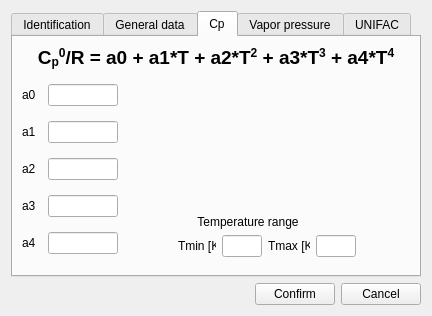
This is designer/db_substanceProperties_ui.ui in marcusbfs/Sindri as Qt 5 draws it before an edit. The edited form follows.
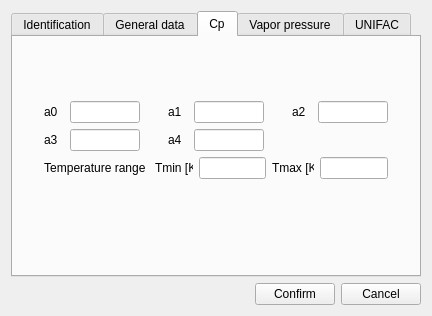
This is the edited form. The open tabs and pages were chosen to show the change.

Diff of the .ui file:
```diff
--- a/designer/db_substanceProperties_ui.ui
+++ b/designer/db_substanceProperties_ui.ui
@@ -521,27 +521,8 @@
         <attribute name="title">
          <string>Cp</string>
         </attribute>
-        <layout class="QVBoxLayout" name="verticalLayout_12">
-         <item>
-          <layout class="QVBoxLayout" name="verticalLayout_11">
-           <item>
-            <widget class="QLabel" name="label_26">
-             <property name="text">
-              <string>&lt;html&gt;&lt;head/&gt;&lt;body&gt;&lt;p align=&quot;center&quot;&gt;&lt;span style=&quot; font-size:14pt; font-weight:600;&quot;&gt;C&lt;/span&gt;&lt;span style=&quot; font-size:14pt; font-weight:600; vertical-align:sub;&quot;&gt;p&lt;/span&gt;&lt;span style=&quot; font-size:14pt; font-weight:600; vertical-align:super;&quot;&gt;0&lt;/span&gt;&lt;span style=&quot; font-size:14pt; font-weight:600;&quot;&gt;/R = a0 + a1*T + a2*T&lt;/span&gt;&lt;span style=&quot; font-size:14pt; font-weight:600; vertical-align:super;&quot;&gt;2&lt;/span&gt;&lt;span style=&quot; font-size:14pt; font-weight:600;&quot;&gt; + a3*T&lt;/span&gt;&lt;span style=&quot; font-size:14pt; font-weight:600; vertical-align:super;&quot;&gt;3&lt;/span&gt;&lt;span style=&quot; font-size:14pt; font-weight:600;&quot;&gt; + a4*T&lt;/span&gt;&lt;span style=&quot; font-size:14pt; font-weight:600; vertical-align:super;&quot;&gt;4&lt;/span&gt;&lt;/p&gt;&lt;/body&gt;&lt;/html&gt;</string>
-             </property>
-             <property name="textFormat">
-              <enum>Qt::RichText</enum>
-             </property>
-             <property name="wordWrap">
-              <bool>true</bool>
-             </property>
-            </widget>
-           </item>
-           <item>
-            <layout class="QHBoxLayout" name="horizontalLayout_24">
-             <item>
-              <layout class="QVBoxLayout" name="verticalLayout_8">
-               <item>
+        <layout class="QGridLayout" name="gridLayout_4">
+         <item row="2" column="0">
                 <layout class="QHBoxLayout" name="horizontalLayout_16">
                  <item>
                   <widget class="QLabel" name="label_25">
@@ -568,34 +549,20 @@
                  </item>
                 </layout>
                </item>
-               <item>
-                <layout class="QHBoxLayout" name="horizontalLayout_20">
-                 <item>
-                  <widget class="QLabel" name="label_30">
-                   <property name="maximumSize">
+         <item row="5" column="2">
+          <spacer name="verticalSpacer_2">
+           <property name="orientation">
+            <enum>Qt::Vertical</enum>
+           </property>
+           <property name="sizeHint" stdset="0">
                     <size>
                      <width>20</width>
-                     <height>16777215</height>
-                    </size>
-                   </property>
-                   <property name="text">
-                    <string>a1</string>
-                   </property>
-                  </widget>
-                 </item>
-                 <item>
-                  <widget class="QLineEdit" name="le_a1">
-                   <property name="maximumSize">
-                    <size>
-                     <width>70</width>
-                     <height>16777215</height>
-                    </size>
-                   </property>
-                  </widget>
-                 </item>
-                </layout>
-               </item>
-               <item>
+             <height>92</height>
+            </size>
+           </property>
+          </spacer>
+         </item>
+         <item row="2" column="2">
                 <layout class="QHBoxLayout" name="horizontalLayout_19">
                  <item>
                   <widget class="QLabel" name="label_29">
@@ -622,34 +589,7 @@
                  </item>
                 </layout>
                </item>
-               <item>
-                <layout class="QHBoxLayout" name="horizontalLayout_18">
-                 <item>
-                  <widget class="QLabel" name="label_28">
-                   <property name="maximumSize">
-                    <size>
-                     <width>20</width>
-                     <height>16777215</height>
-                    </size>
-                   </property>
-                   <property name="text">
-                    <string>a3</string>
-                   </property>
-                  </widget>
-                 </item>
-                 <item>
-                  <widget class="QLineEdit" name="le_a3">
-                   <property name="maximumSize">
-                    <size>
-                     <width>70</width>
-                     <height>16777215</height>
-                    </size>
-                   </property>
-                  </widget>
-                 </item>
-                </layout>
-               </item>
-               <item>
+         <item row="3" column="1">
                 <layout class="QHBoxLayout" name="horizontalLayout_17">
                  <item>
                   <widget class="QLabel" name="label_27">
@@ -676,38 +616,42 @@
                  </item>
                 </layout>
                </item>
-              </layout>
-             </item>
+         <item row="0" column="0" colspan="3">
+          <widget class="QLabel" name="label_cp_equation">
+           <property name="text">
+            <string/>
+           </property>
+          </widget>
+         </item>
+         <item row="2" column="1">
+          <layout class="QHBoxLayout" name="horizontalLayout_20">
              <item>
-              <widget class="QWidget" name="widget" native="true">
-               <property name="minimumSize">
-                <size>
-                 <width>50</width>
-                 <height>0</height>
-                </size>
-               </property>
+            <widget class="QLabel" name="label_30">
                <property name="maximumSize">
-                <size>
-                 <width>1000</width>
-                 <height>300</height>
-                </size>
-               </property>
-               <layout class="QHBoxLayout" name="horizontalLayout_25">
-                <item>
-                 <layout class="QVBoxLayout" name="verticalLayout_9">
-                  <item>
-                   <spacer name="verticalSpacer_2">
-                    <property name="orientation">
-                     <enum>Qt::Vertical</enum>
-                    </property>
-                    <property name="sizeHint" stdset="0">
                      <size>
                       <width>20</width>
-                      <height>40</height>
-                     </size>
-                    </property>
-                   </spacer>
-                  </item>
+               <height>16777215</height>
+              </size>
+             </property>
+             <property name="text">
+              <string>a1</string>
+             </property>
+            </widget>
+           </item>
+           <item>
+            <widget class="QLineEdit" name="le_a1">
+             <property name="maximumSize">
+              <size>
+               <width>70</width>
+               <height>16777215</height>
+              </size>
+             </property>
+            </widget>
+           </item>
+          </layout>
+         </item>
+         <item row="4" column="0" colspan="3">
+          <layout class="QHBoxLayout" name="horizontalLayout_21">
                   <item>
                    <widget class="QLabel" name="label_31">
                     <property name="maximumSize">
@@ -723,17 +667,13 @@
                      <bool>false</bool>
                     </property>
                     <property name="text">
-                     <string>Temperature range</string>
+              <string>Temperature range </string>
                     </property>
                     <property name="alignment">
                      <set>Qt::AlignCenter</set>
                     </property>
                    </widget>
                   </item>
-                  <item>
-                   <layout class="QHBoxLayout" name="horizontalLayout_23">
-                    <item>
-                     <layout class="QHBoxLayout" name="horizontalLayout_21">
                       <item>
                        <widget class="QLabel" name="label_32">
                         <property name="minimumSize">
@@ -757,16 +697,12 @@
                        <widget class="QLineEdit" name="le_CpTmin">
                         <property name="maximumSize">
                          <size>
-                          <width>40</width>
+               <width>100000</width>
                           <height>16777215</height>
                          </size>
                         </property>
                        </widget>
                       </item>
-                     </layout>
-                    </item>
-                    <item>
-                     <layout class="QHBoxLayout" name="horizontalLayout_22">
                       <item>
                        <widget class="QLabel" name="label_33">
                         <property name="maximumSize">
@@ -790,7 +726,7 @@
                         </property>
                         <property name="maximumSize">
                          <size>
-                          <width>40</width>
+               <width>100000</width>
                           <height>16777215</height>
                          </size>
                         </property>
@@ -798,16 +734,45 @@
                       </item>
                      </layout>
                     </item>
-                   </layout>
-                  </item>
-                 </layout>
-                </item>
-               </layout>
+         <item row="3" column="0">
+          <layout class="QHBoxLayout" name="horizontalLayout_18">
+           <item>
+            <widget class="QLabel" name="label_28">
+             <property name="maximumSize">
+              <size>
+               <width>20</width>
+               <height>16777215</height>
+              </size>
+             </property>
+             <property name="text">
+              <string>a3</string>
+             </property>
+            </widget>
+           </item>
+           <item>
+            <widget class="QLineEdit" name="le_a3">
+             <property name="maximumSize">
+              <size>
+               <width>70</width>
+               <height>16777215</height>
+              </size>
+             </property>
               </widget>
              </item>
             </layout>
            </item>
-          </layout>
+         <item row="1" column="0">
+          <spacer name="verticalSpacer_5">
+           <property name="orientation">
+            <enum>Qt::Vertical</enum>
+           </property>
+           <property name="sizeHint" stdset="0">
+            <size>
+             <width>20</width>
+             <height>40</height>
+            </size>
+           </property>
+          </spacer>
          </item>
         </layout>
        </widget>
@@ -815,32 +780,16 @@
         <attribute name="title">
          <string>Vapor pressure</string>
         </attribute>
-        <layout class="QVBoxLayout" name="verticalLayout_14">
-         <item>
-          <layout class="QVBoxLayout" name="verticalLayout_13">
-           <property name="leftMargin">
-            <number>80</number>
-           </property>
-           <property name="rightMargin">
-            <number>80</number>
-           </property>
-           <item>
-            <widget class="QLabel" name="label_34">
-             <property name="layoutDirection">
-              <enum>Qt::LeftToRight</enum>
-             </property>
+        <layout class="QGridLayout" name="gridLayout_8">
+         <item row="0" column="0">
+          <widget class="QLabel" name="label_antoine_equation">
              <property name="text">
-              <string>Antoine</string>
-             </property>
-             <property name="alignment">
-              <set>Qt::AlignCenter</set>
+            <string/>
              </property>
             </widget>
            </item>
-           <item>
-            <layout class="QVBoxLayout" name="verticalLayout_10">
-             <item>
-              <layout class="QHBoxLayout" name="horizontalLayout_26">
+         <item row="3" column="0">
+          <layout class="QHBoxLayout" name="horizontalLayout_23">
                <item>
                 <widget class="QLabel" name="label_35">
                  <property name="maximumSize">
@@ -870,10 +819,6 @@
                  </property>
                 </widget>
                </item>
-              </layout>
-             </item>
-             <item>
-              <layout class="QHBoxLayout" name="horizontalLayout_27">
                <item>
                 <widget class="QLabel" name="label_36">
                  <property name="maximumSize">
@@ -903,10 +848,6 @@
                  </property>
                 </widget>
                </item>
-              </layout>
-             </item>
-             <item>
-              <layout class="QHBoxLayout" name="horizontalLayout_28">
                <item>
                 <widget class="QLabel" name="label_37">
                  <property name="maximumSize">
@@ -938,6 +879,51 @@
                </item>
               </layout>
              </item>
+         <item row="5" column="0">
+          <spacer name="verticalSpacer">
+           <property name="orientation">
+            <enum>Qt::Vertical</enum>
+           </property>
+           <property name="sizeHint" stdset="0">
+            <size>
+             <width>20</width>
+             <height>10</height>
+            </size>
+           </property>
+          </spacer>
+         </item>
+         <item row="2" column="0">
+          <layout class="QHBoxLayout" name="horizontalLayout_22">
+           <item>
+            <widget class="QLabel" name="label_34">
+             <property name="layoutDirection">
+              <enum>Qt::LeftToRight</enum>
+             </property>
+             <property name="text">
+              <string>Antoine correlation</string>
+             </property>
+             <property name="alignment">
+              <set>Qt::AlignCenter</set>
+             </property>
+            </widget>
+           </item>
+           <item>
+            <spacer name="horizontalSpacer_4">
+             <property name="orientation">
+              <enum>Qt::Horizontal</enum>
+             </property>
+             <property name="sizeHint" stdset="0">
+              <size>
+               <width>40</width>
+               <height>20</height>
+              </size>
+             </property>
+            </spacer>
+           </item>
+          </layout>
+         </item>
+         <item row="4" column="0">
+          <layout class="QHBoxLayout" name="horizontalLayout_5">
              <item>
               <layout class="QHBoxLayout" name="horizontalLayout_30">
                <item>
@@ -1006,17 +992,15 @@
              </item>
             </layout>
            </item>
-          </layout>
-         </item>
-         <item>
-          <spacer name="verticalSpacer">
+         <item row="1" column="0">
+          <spacer name="verticalSpacer_6">
            <property name="orientation">
             <enum>Qt::Vertical</enum>
            </property>
            <property name="sizeHint" stdset="0">
             <size>
              <width>20</width>
-             <height>10</height>
+             <height>40</height>
             </size>
            </property>
           </spacer>
```
Lines whose indentation alone changed are shown as unchanged.
